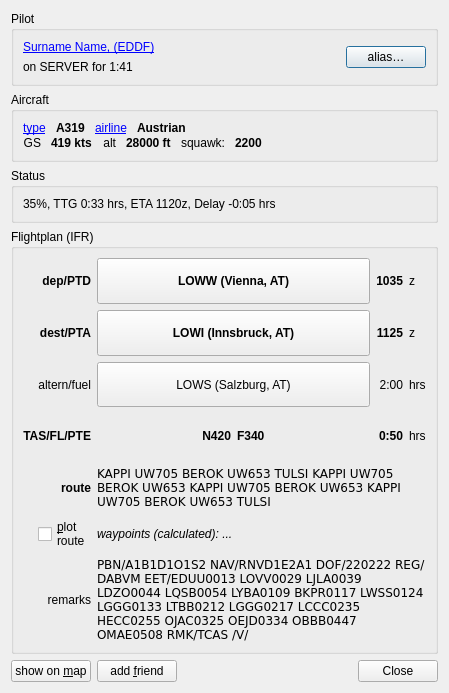
First picture: the form in src/PilotDetails.ui, repository qutescoop/qutescoop, before the edit.
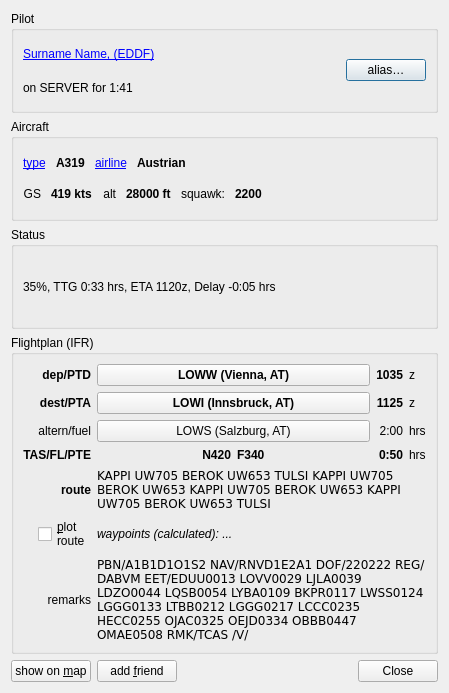
Second picture: the form after the edit. Icons and pictures are not drawn.

Commit message: try another layout shrinking behaviour

```diff
--- a/src/PilotDetails.ui
+++ b/src/PilotDetails.ui
@@ -14,7 +14,7 @@
    <iconset resource="Resources.qrc">
     <normaloff>:/icons/qutescoop.png</normaloff>:/icons/qutescoop.png</iconset>
   </property>
-  <layout class="QVBoxLayout" name="verticalLayout" stretch="0,0,0,1,0">
+  <layout class="QVBoxLayout" name="verticalLayout">
    <item>
     <widget class="QGroupBox" name="groupBox">
      <property name="title">
```
The commit also changes 1 other file.
